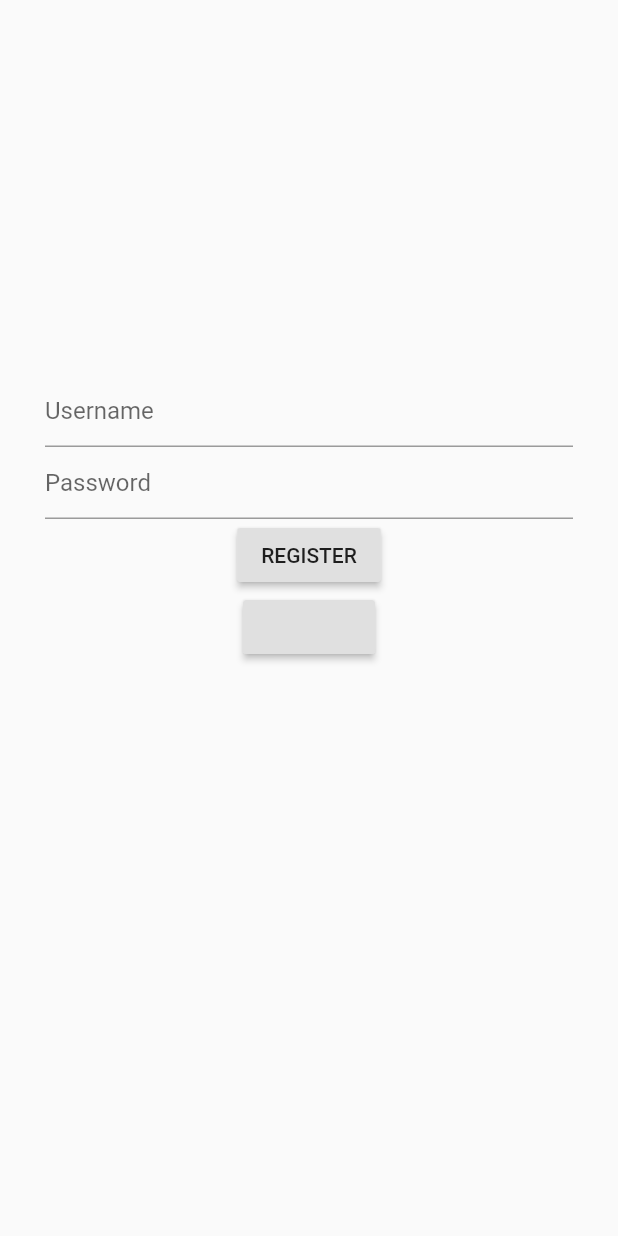
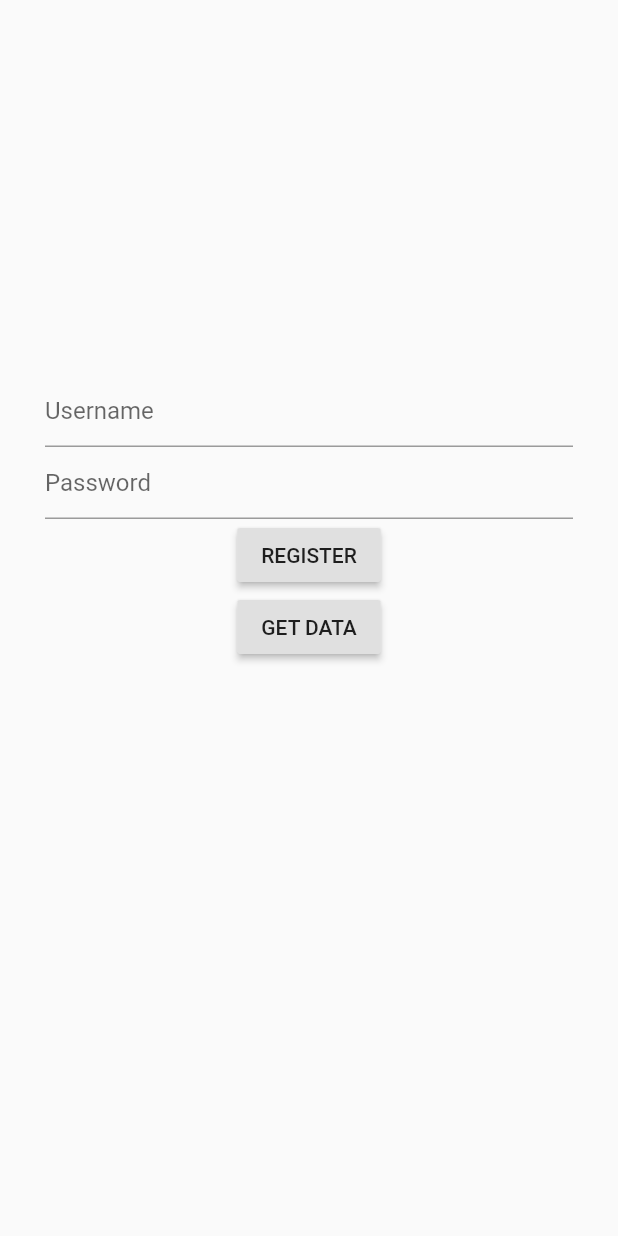
Before and after one commit to fadlurahmanf/databasemysql-flutter, a Flutter app: the screen it shows after launch, on a phone screen of 412 x 824 dp. Run offline on Flutter 3.47's test engine with Material 2 defaults, Android fonts, the phone set to English and light mode, and no system bars; missing offline and left inert: mongo_dart, sevr.

Commit message:
main page

```diff
--- a/lib/mainpage.dart
+++ b/lib/mainpage.dart
@@ -51,6 +51,7 @@ class _MainPageState extends State<MainPage> {
                   // List<userdata> data = result;
                   // print(data[0].username);
                 },
+                child: Text('GET DATA'),
               ),
             ],
           ),
```
